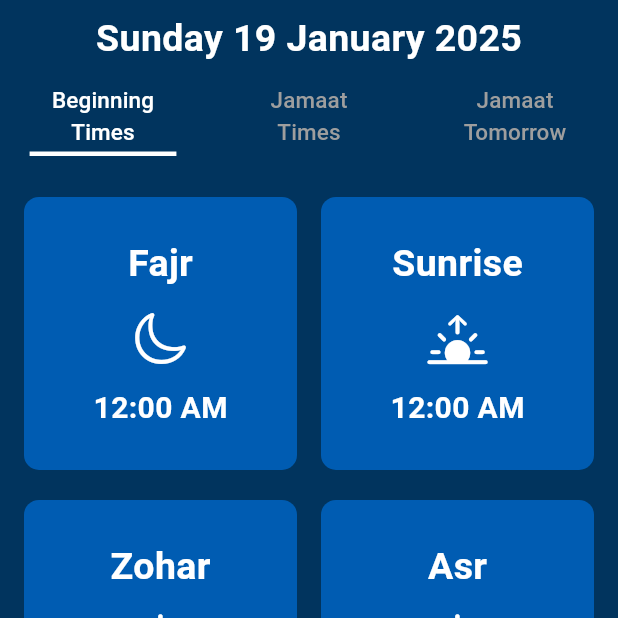
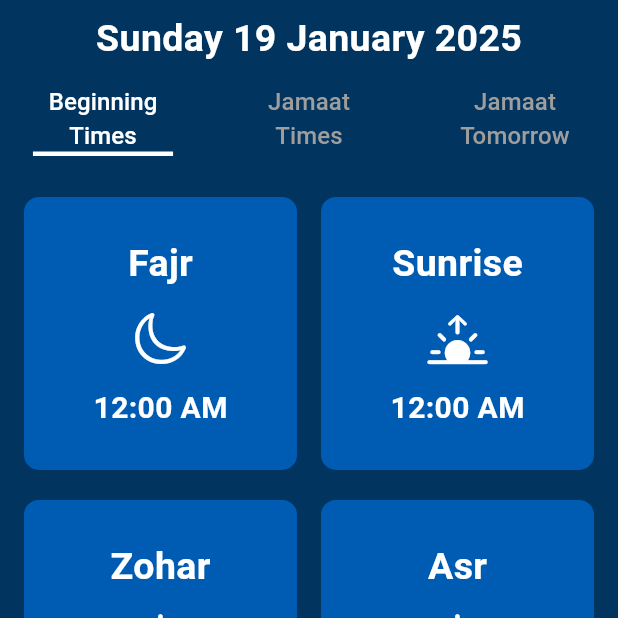
Before and after one commit to eytru/mahad, a Flutter app: the screen it shows after launch, on a phone screen of 412 x 824 dp, the top half of it. Run offline on Flutter 3.47's test engine with Material 3 defaults, Android fonts, the phone set to English and light mode, and no system bars; drawn by our look-alikes of curved_navigation_bar; our stand-ins replace firebase_core, scroll_snap_list; missing offline and left inert: flutter_pdfview; accounts and stored records are empty.

Commit message:
increased the size of the tab text

```diff
--- a/lib/pages/prayerpage.dart
+++ b/lib/pages/prayerpage.dart
@@ -42,24 +42,24 @@ class PrayerPage extends StatelessWidget {
                     Tab(
                       child: Column(
                         children: [
-                          Text('Beginning', style: TextStyle(fontSize: 15)),
-                          Text('Times', style: TextStyle(fontSize: 15)),
+                          Text('Beginning', style: TextStyle(fontSize: 16)),
+                          Text('Times', style: TextStyle(fontSize: 16)),
                         ],
                       ),
                     ),
                     Tab(
                       child: Column(
                         children: [
-                          Text('Jamaat', style: TextStyle(fontSize: 15)),
-                          Text('Times', style: TextStyle(fontSize: 15)),
+                          Text('Jamaat', style: TextStyle(fontSize: 16)),
+                          Text('Times', style: TextStyle(fontSize: 16)),
                         ],
                       ),
                     ),
                     Tab(
                       child: Column(
                         children: [
-                          Text('Jamaat', style: TextStyle(fontSize: 15)),
-                          Text('Tomorrow', style: TextStyle(fontSize: 15)),
+                          Text('Jamaat', style: TextStyle(fontSize: 16)),
+                          Text('Tomorrow', style: TextStyle(fontSize: 16)),
                         ],
                       ),
                     ),
```
